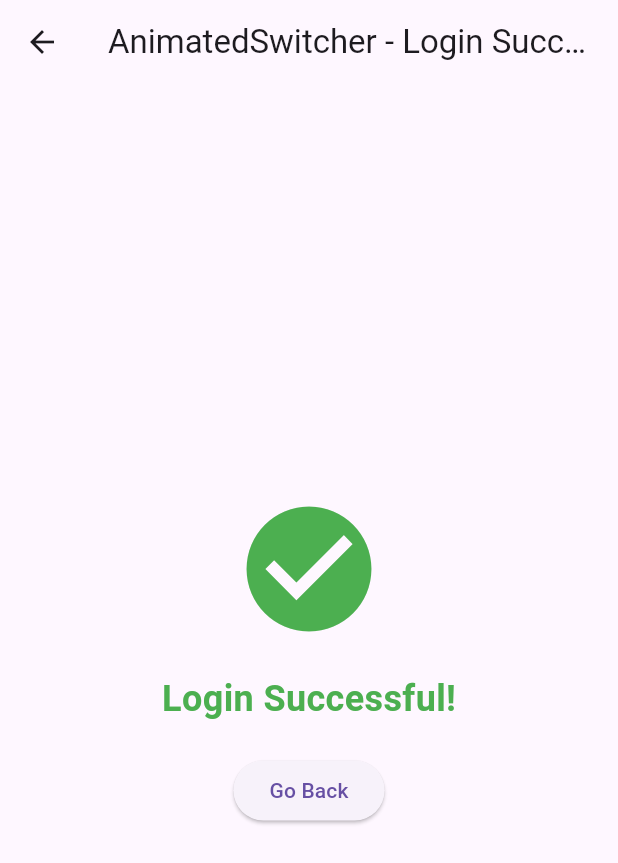
After one commit to Aboud-KHalaf/flutter_animations, a Flutter app: the AnimatedSwitcherAnimationPage screen opened by its route, after a tap on "Login", on a phone screen of 412 x 824 dp. The commit adds this screen. Shown: the top 863 px of the screen. Run offline on Flutter 3.47's test engine with Material 3 defaults, Android fonts, the light colour scheme and no system bars.

Commit message:
create Animated switcher Animation Page

```diff
--- /dev/null
+++ b/lib/animations/animated_switcher_animation_page.dart
@@ -0,0 +1,116 @@
+import 'package:flutter/material.dart';
+
+class AnimatedSwitcherAnimationPage extends StatefulWidget {
+  static const String id = "animated_switcher";
+
+  const AnimatedSwitcherAnimationPage({super.key});
+
+  @override
+  State<AnimatedSwitcherAnimationPage> createState() =>
+      _AnimatedSwitcherAnimationPageState();
+}
+
+class _AnimatedSwitcherAnimationPageState
+    extends State<AnimatedSwitcherAnimationPage> {
+  bool _isLoggedIn = false;
+
+  void _handleLogin() {
+    setState(() {
+      _isLoggedIn = true;
+    });
+  }
+
+  @override
+  Widget build(BuildContext context) {
+    return Scaffold(
+      appBar: AppBar(
+        title: const Text("AnimatedSwitcher - Login Success"),
+      ),
+      body: Center(
+        child: AnimatedSwitcher(
+          duration: const Duration(seconds: 1),
+          switchInCurve: Curves.easeIn,
+          switchOutCurve: Curves.easeOut,
+          child: _isLoggedIn
+              ? _buildSuccessScreen()
+              : _buildLoginScreen(), // Switch between two screens
+        ),
+      ),
+    );
+  }
+
+  Widget _buildLoginScreen() {
+    return Column(
+      key: const ValueKey("loginScreen"), // Unique key for login screen
+      mainAxisAlignment: MainAxisAlignment.center,
+      children: [
+        const Text(
+          "Login",
+          style: TextStyle(fontSize: 24, fontWeight: FontWeight.bold),
+        ),
+        const SizedBox(height: 20),
+        Padding(
+          padding: const EdgeInsets.symmetric(horizontal: 40),
+          child: TextField(
+            decoration: InputDecoration(
+              labelText: "Username",
+              border: OutlineInputBorder(
+                borderRadius: BorderRadius.circular(10),
+              ),
+            ),
+          ),
+        ),
+        const SizedBox(height: 20),
+        Padding(
+          padding: const EdgeInsets.symmetric(horizontal: 40),
+          child: TextField(
+            obscureText: true,
+            decoration: InputDecoration(
+              labelText: "Password",
+              border: OutlineInputBorder(
+                borderRadius: BorderRadius.circular(10),
+              ),
+            ),
+          ),
+        ),
+        const SizedBox(height: 20),
+        ElevatedButton(
+          onPressed: _handleLogin,
+          child: const Text("Login"),
+        ),
+      ],
+    );
+  }
+
+  Widget _buildSuccessScreen() {
+    return Column(
+      key: const ValueKey("successScreen"), // Unique key for success screen
+      mainAxisAlignment: MainAxisAlignment.center,
+      children: [
+        const Icon(
+          Icons.check_circle,
+          color: Colors.green,
+          size: 100,
+        ),
+        const SizedBox(height: 20),
+        const Text(
+          "Login Successful!",
+          style: TextStyle(
+            fontSize: 24,
+            fontWeight: FontWeight.bold,
+            color: Colors.green,
+          ),
+        ),
+        const SizedBox(height: 20),
+        ElevatedButton(
+          onPressed: () {
+            setState(() {
+              _isLoggedIn = false; // Reset to login screen
+            });
+          },
+          child: const Text("Go Back"),
+        ),
+      ],
+    );
+  }
+}
--- a/lib/main.dart
+++ b/lib/main.dart
@@ -6,6 +6,7 @@ import 'package:anmations/animations/animated_pading_animation_page.dart';
 import 'package:anmations/animations/animated_physical_model_animation_page.dart';
 import 'package:anmations/animations/animated_positioned_animation_page.dart';
 import 'package:anmations/animations/animated_positioned_directional_animation_page.dart';
+import 'package:anmations/animations/animated_switcher_animation_page.dart';
 import 'package:anmations/animations/animated_text_style_animation_page.dart';
 import 'package:anmations/models/page.dart';
 import 'package:flutter/material.dart';
@@ -42,6 +43,8 @@ class AnmiationsApp extends StatelessWidget {
             const AnimatedPositionedDirectionalAnimationPage(),
         AnimatedCrossFadeAnimationPage.id: (context) =>
             const AnimatedCrossFadeAnimationPage(),
+        AnimatedSwitcherAnimationPage.id: (context) =>
+            const AnimatedSwitcherAnimationPage(),
       },
     );
   }
--- a/lib/models/page.dart
+++ b/lib/models/page.dart
@@ -6,6 +6,7 @@ import 'package:anmations/animations/animated_pading_animation_page.dart';
 import 'package:anmations/animations/animated_physical_model_animation_page.dart';
 import 'package:anmations/animations/animated_positioned_animation_page.dart';
 import 'package:anmations/animations/animated_positioned_directional_animation_page.dart';
+import 'package:anmations/animations/animated_switcher_animation_page.dart';
 import 'package:anmations/animations/animated_text_style_animation_page.dart';
 
 class Page {
@@ -50,4 +51,8 @@ final List<Page> pages = [
     pageName: 'animated cross fade',
     pageRouteName: AnimatedCrossFadeAnimationPage.id,
   ),
+  Page(
+    pageName: 'animated swither',
+    pageRouteName: AnimatedSwitcherAnimationPage.id,
+  ),
 ];
```
